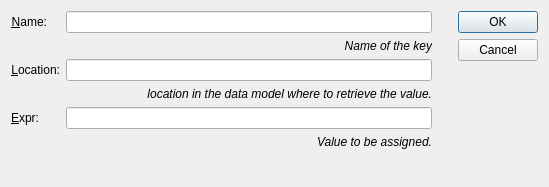
First picture: the form in src/modules/specialized/scxml/dialogs/scxmlparamdialog.ui, repository lbellonda/qxmledit, before the edit.
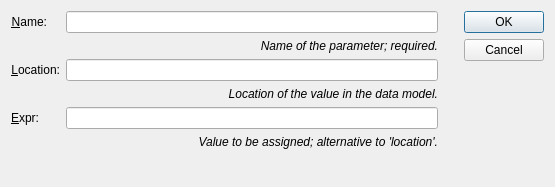
Second picture: the form after the edit. Icons and pictures are not drawn.

Diff of the .ui file:
```diff
--- a/src/modules/specialized/scxml/dialogs/scxmlparamdialog.ui
+++ b/src/modules/specialized/scxml/dialogs/scxmlparamdialog.ui
@@ -6,7 +6,7 @@
    <rect>
     <x>0</x>
     <y>0</y>
-    <width>549</width>
+    <width>555</width>
     <height>187</height>
    </rect>
   </property>
@@ -52,7 +52,7 @@
         </font>
        </property>
        <property name="text">
-        <string>location in the data model where to retrieve the value.</string>
+        <string>Location of the value in the data model.</string>
        </property>
        <property name="alignment">
         <set>Qt::AlignRight|Qt::AlignTrailing|Qt::AlignVCenter</set>
@@ -83,7 +83,7 @@
         </font>
        </property>
        <property name="text">
-        <string>Value to be assigned.</string>
+        <string>Value to be assigned; alternative to 'location'.</string>
        </property>
        <property name="alignment">
         <set>Qt::AlignRight|Qt::AlignTrailing|Qt::AlignVCenter</set>
@@ -126,7 +126,7 @@
         </font>
        </property>
        <property name="text">
-        <string>Name of the key</string>
+        <string>Name of the parameter; required.</string>
        </property>
        <property name="alignment">
         <set>Qt::AlignRight|Qt::AlignTrailing|Qt::AlignVCenter</set>
```
Left out of the diff: 13 changed lines with no effect on the pictures.
